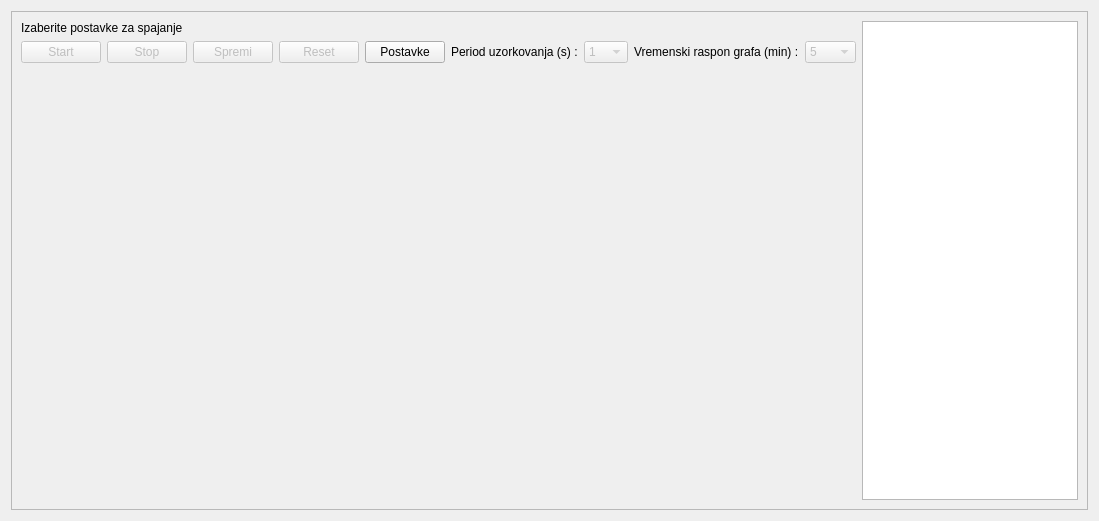
Qt form app/view/uiFiles/tab_kolektor.ui (vmilic/umjeravanje) before a commit.
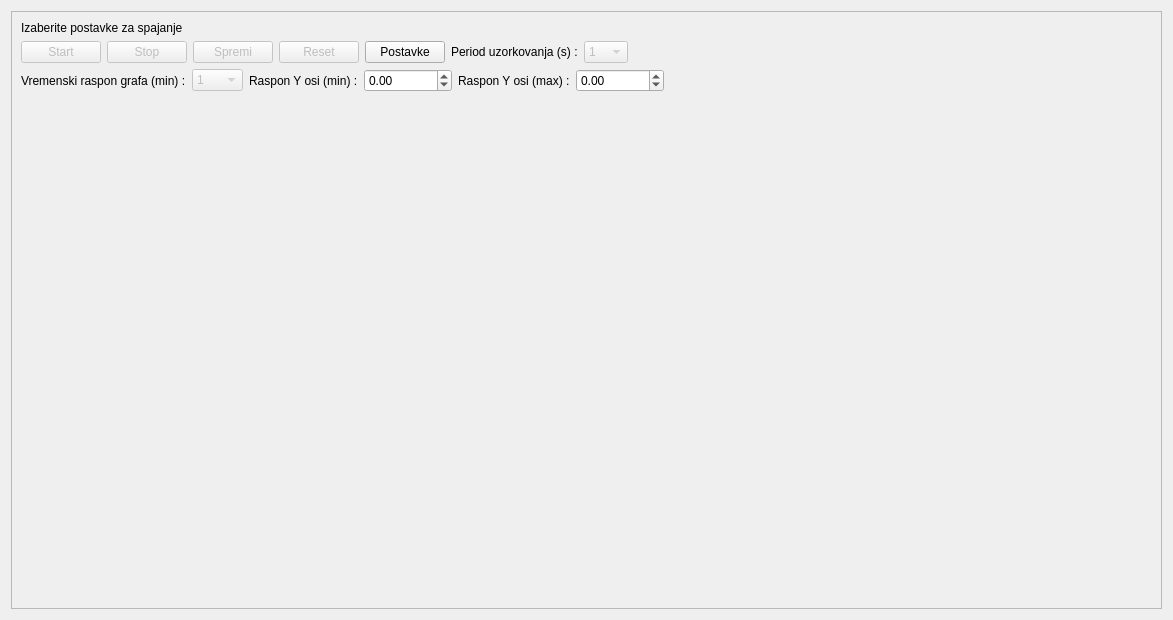
The same form after that commit.

Patch:
```diff
--- a/app/view/uiFiles/tab_kolektor.ui
+++ b/app/view/uiFiles/tab_kolektor.ui
@@ -6,8 +6,8 @@
    <rect>
     <x>0</x>
     <y>0</y>
-    <width>1099</width>
-    <height>521</height>
+    <width>1173</width>
+    <height>620</height>
    </rect>
   </property>
   <property name="windowTitle">
@@ -24,8 +24,8 @@
        <rect>
         <x>0</x>
         <y>0</y>
-        <width>1079</width>
-        <height>501</height>
+        <width>1153</width>
+        <height>600</height>
        </rect>
       </property>
       <layout class="QHBoxLayout" name="horizontalLayout">
@@ -144,6 +144,26 @@
             </widget>
            </item>
            <item>
+            <spacer name="horizontalSpacer_3">
+             <property name="orientation">
+              <enum>Qt::Horizontal</enum>
+             </property>
+             <property name="sizeHint" stdset="0">
+              <size>
+               <width>40</width>
+               <height>20</height>
+              </size>
+             </property>
+            </spacer>
+           </item>
+          </layout>
+         </item>
+         <item>
+          <layout class="QHBoxLayout" name="horizontalLayout_3">
+           <property name="margin">
+            <number>0</number>
+           </property>
+           <item>
             <widget class="QLabel" name="rasponLabel">
              <property name="text">
               <string>Vremenski raspon grafa (min) :</string>
@@ -155,6 +175,11 @@
              <property name="enabled">
               <bool>false</bool>
              </property>
+             <item>
+              <property name="text">
+               <string>1</string>
+              </property>
+             </item>
              <item>
               <property name="text">
                <string>5</string>
@@ -193,7 +218,53 @@
             </widget>
            </item>
            <item>
-            <spacer name="horizontalSpacer_3">
+            <widget class="QLabel" name="label">
+             <property name="text">
+              <string>Raspon Y osi (min) :</string>
+             </property>
+            </widget>
+           </item>
+           <item>
+            <widget class="QDoubleSpinBox" name="doubleSpinBoxMinY">
+             <property name="minimumSize">
+              <size>
+               <width>80</width>
+               <height>0</height>
+              </size>
+             </property>
+             <property name="minimum">
+              <double>-1000000.000000000000000</double>
+             </property>
+             <property name="maximum">
+              <double>1000000.000000000000000</double>
+             </property>
+            </widget>
+           </item>
+           <item>
+            <widget class="QLabel" name="label_2">
+             <property name="text">
+              <string>Raspon Y osi (max) :</string>
+             </property>
+            </widget>
+           </item>
+           <item>
+            <widget class="QDoubleSpinBox" name="doubleSpinBoxMaxY">
+             <property name="minimumSize">
+              <size>
+               <width>80</width>
+               <height>0</height>
+              </size>
+             </property>
+             <property name="minimum">
+              <double>-1000000.000000000000000</double>
+             </property>
+             <property name="maximum">
+              <double>1000000.000000000000000</double>
+             </property>
+            </widget>
+           </item>
+           <item>
+            <spacer name="horizontalSpacer">
              <property name="orientation">
               <enum>Qt::Horizontal</enum>
              </property>
@@ -222,13 +293,6 @@
          </item>
         </layout>
        </item>
-       <item>
-        <widget class="QTableView" name="dataTableView">
-         <attribute name="horizontalHeaderStretchLastSection">
-          <bool>true</bool>
-         </attribute>
-        </widget>
-       </item>
       </layout>
      </widget>
     </widget>
```
